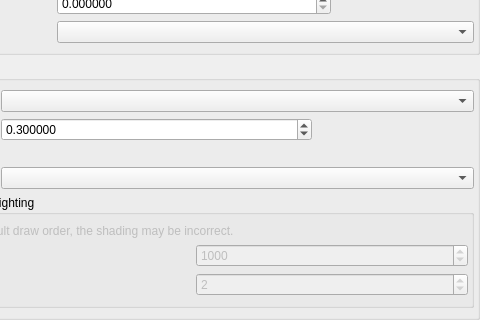
The window that src/ui/pointcloud/qgspointcloudrendererpropsdialogbase.ui (qgis/QGIS) describes before a commit, drawn with Qt 5; both pictures show x 89 to 569 and y 209 to 529 of the 569 by 529 pixel window.
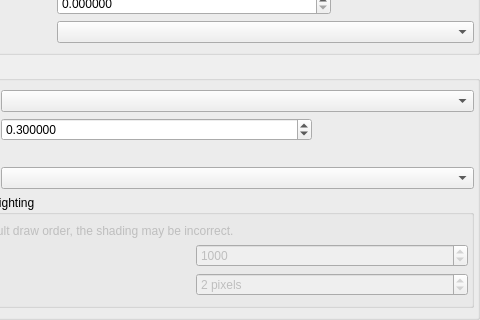
The same window after the commit. Custom widgets are drawn as their Qt base class.

Patch:
```diff
--- a/src/ui/pointcloud/qgspointcloudrendererpropsdialogbase.ui
+++ b/src/ui/pointcloud/qgspointcloudrendererpropsdialogbase.ui
@@ -303,6 +303,12 @@
                </item>
                <item row="3" column="1">
                 <widget class="QgsSpinBox" name="mEdlDistance">
+                 <property name="toolTip">
+                  <string>How many pixels away from the original pixel to sample neighbors.</string>
+                 </property>
+                 <property name="suffix">
+                  <string> pixels</string>
+                 </property>
                  <property name="minimum">
                   <number>1</number>
                  </property>
```
Left out of the diff: 6 changed lines with no effect on the pictures.
